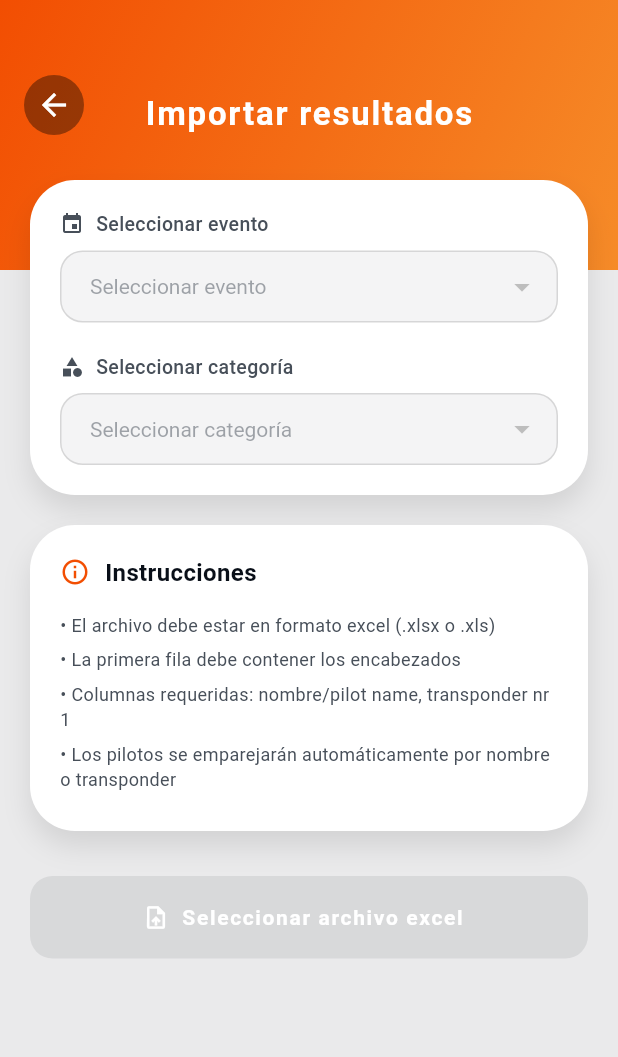
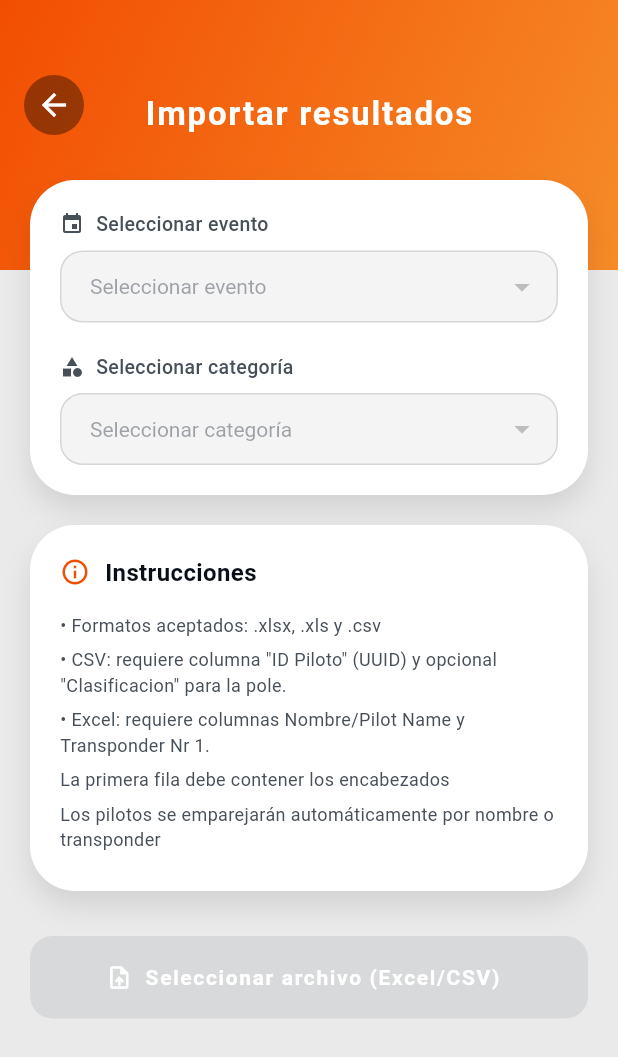
Before and after one commit to AlbaVidalEsteve/RCSync, a Flutter app: the ImportResultsView screen opened directly, on a phone screen of 412 x 824 dp. Shown: the top 1057 px of the screen. Run offline on Flutter 3.47's test engine with Material 3 defaults, Android fonts, the phone set to English and light mode, and no system bars; our stand-ins replace cached_network_image, csv, file_picker, flutter_dotenv, flutter_map, get and 4 more; missing offline and left inert: excel, flutter_neat_and_clean_calendar; accounts and stored records are empty.

Commit message:
Subir resultados en CSV

```diff
--- a/rcsync/lib/app/data/models/race_result_import_model.dart
+++ b/rcsync/lib/app/data/models/race_result_import_model.dart
@@ -5,6 +5,8 @@ class RaceResultImport {
   final int? laps;
   final String? bestLap;
   final int? points;
+  final String? idProfile;
+  final int? qualyPosition;
 
   RaceResultImport({
     required this.position,
@@ -13,9 +15,12 @@ class RaceResultImport {
     this.laps,
     this.bestLap,
     this.points,
+    this.idProfile,
+    this.qualyPosition,
   });
 
   factory RaceResultImport.fromExcel(Map<String, dynamic> row, int index) {
+    // Excel
     return RaceResultImport(
       position: index + 1,
       pilotName: row['Nombre']?.toString() ?? row['Pilot Name']?.toString() ?? '',
@@ -23,6 +28,22 @@ class RaceResultImport {
       laps: int.tryParse(row['Laps']?.toString() ?? row['Vueltas']?.toString() ?? '0'),
       bestLap: row['Best Lap']?.toString() ?? row['Mejor Vuelta']?.toString(),
       points: int.tryParse(row['Points']?.toString() ?? row['Puntos']?.toString() ?? '0'),
+      idProfile: null,
+      qualyPosition: null,
+    );
+  }
+
+  // CSV
+  factory RaceResultImport.fromCsvRow(Map<String, dynamic> row, int position, {int? qualyPosition}) {
+    return RaceResultImport(
+      position: position,
+      pilotName: row['Piloto']?.toString() ?? '',
+      transponderNumber: int.tryParse(row['Transponder']?.toString() ?? '0'),
+      laps: int.tryParse(row['Laps']?.toString() ?? row['Vueltas']?.toString() ?? '0'),
+      bestLap: row['Best Lap']?.toString() ?? row['Mejor Vuelta']?.toString(),
+      points: int.tryParse(row['Points']?.toString() ?? row['Puntos']?.toString() ?? '0'),
+      idProfile: row['ID Piloto']?.toString(),
+      qualyPosition: qualyPosition,
     );
   }
 }
--- a/rcsync/lib/app/modules/admin_dashboard/views/import_results_view.dart
+++ b/rcsync/lib/app/modules/admin_dashboard/views/import_results_view.dart
@@ -15,7 +15,6 @@ class ImportResultsView extends GetView<ImportResultsController> {
       backgroundColor: RCColors.background,
       body: Column(
         children: [
-          // Header standard
           Stack(
             children: [
               Container(
@@ -40,7 +39,6 @@ class ImportResultsView extends GetView<ImportResultsController> {
                   ),
                 ),
               ),
-              // Botón de volver
               Positioned(
                 top: 50,
                 left: 16,
@@ -54,8 +52,6 @@ class ImportResultsView extends GetView<ImportResultsController> {
               ),
             ],
           ),
-
-          // Contenido
           Expanded(
             child: SingleChildScrollView(
               child: Transform.translate(
@@ -64,7 +60,6 @@ class ImportResultsView extends GetView<ImportResultsController> {
                   padding: const EdgeInsets.symmetric(horizontal: 20),
                   child: Column(
                     children: [
-                      // tarjeta seleccion
                       Container(
                         padding: const EdgeInsets.all(20),
                         decoration: BoxDecoration(
@@ -80,7 +75,6 @@ class ImportResultsView extends GetView<ImportResultsController> {
                         ),
                         child: Column(
                           children: [
-                            // Seleccionar Evento
                             _buildSelectionField(
                               label: 'select_event'.tr,
                               icon: Icons.event,
@@ -100,8 +94,6 @@ class ImportResultsView extends GetView<ImportResultsController> {
                               )),
                             ),
                             const SizedBox(height: 20),
-
-                            // Seleccionar Categoría
                             _buildSelectionField(
                               label: 'select_category'.tr,
                               icon: Icons.category,
@@ -123,10 +115,7 @@ class ImportResultsView extends GetView<ImportResultsController> {
                           ],
                         ),
                       ),
-
                       const SizedBox(height: 20),
-
-                      // tarjeta instrucciones
                       Container(
                         padding: const EdgeInsets.all(20),
                         decoration: BoxDecoration(
@@ -158,17 +147,15 @@ class ImportResultsView extends GetView<ImportResultsController> {
                               ],
                             ),
                             const SizedBox(height: 15),
-                            _buildInstructionItem('• ${'file_format_info'.tr}'),
-                            _buildInstructionItem('• ${'headers_info'.tr}'),
-                            _buildInstructionItem('• ${'columns_info'.tr}'),
-                            _buildInstructionItem('• ${'matching_info'.tr}'),
+                            _buildInstructionItem('${'file_format_info'.tr}'),
+                            _buildInstructionItem('${'csv_format_info'.tr}'),
+                            _buildInstructionItem('${'excel_format_info'.tr}'),
+                            _buildInstructionItem('${'headers_info'.tr}'),
+                            _buildInstructionItem('${'matching_info'.tr}'),
                           ],
                         ),
                       ),
-
                       const SizedBox(height: 30),
-
-                      // boton importar (estilo rcbutton)
                       Obx(() => SizedBox(
                         width: double.infinity,
                         height: 55,
@@ -193,7 +180,7 @@ class ImportResultsView extends GetView<ImportResultsController> {
                           ),
                           child: ElevatedButton.icon(
                             onPressed: controller.selectedEvent.value != null && controller.selectedCategory.value != null && !controller.isLoading.value
-                                ? () => controller.pickAndImportExcel()
+                                ? () => controller.pickAndImportFile()
                                 : null,
                             icon: controller.isLoading.value
                                 ? const SizedBox(
@@ -203,7 +190,7 @@ class ImportResultsView extends GetView<ImportResultsController> {
                             )
                                 : Icon(Icons.upload_file, color: Colors.white),
                             label: Text(
-                              controller.isLoading.value ? 'loading'.tr : 'select_excel_file'.tr,
+                              controller.isLoading.value ? 'loading'.tr : 'import_file'.tr,
                               style: const TextStyle(
                                 fontSize: 14,
                                 color: Colors.white,
@@ -219,7 +206,6 @@ class ImportResultsView extends GetView<ImportResultsController> {
                           ),
                         ),
                       )),
-
                       const SizedBox(height: 50),
                     ],
                   ),
--- a/rcsync/lib/core/values/languages.dart
+++ b/rcsync/lib/core/values/languages.dart
@@ -180,13 +180,15 @@ class Languages extends Translations {
       'reg_cancel': 'Cancelar',
       'reg_select': 'Selecciona...',
 
-      // Importar Resultados
+      // Importar Resultados (MODIFICADO)
       'import_results': 'Importar resultados',
       'select_event': 'Seleccionar evento',
       'select_category': 'Seleccionar categoría',
-      'select_excel_file': 'Seleccionar archivo excel',
+      'import_file': 'Seleccionar archivo (Excel/CSV)',
       'import_instructions': 'Instrucciones',
-      'file_format_info': 'El archivo debe estar en formato excel (.xlsx o .xls)',
+      'file_format_info': '• Formatos aceptados: .xlsx, .xls y .csv',
+      'csv_format_info': '• CSV: requiere columna "ID Piloto" (UUID) y opcional "Clasificacion" para la pole.',
+      'excel_format_info': '• Excel: requiere columnas Nombre/Pilot Name y Transponder Nr 1.',
       'headers_info': 'La primera fila debe contener los encabezados',
       'columns_info': 'Columnas requeridas: nombre/pilot name, transponder nr 1',
       'matching_info': 'Los pilotos se emparejarán automáticamente por nombre o transponder',
@@ -368,13 +370,15 @@ class Languages extends Translations {
       'reg_cancel': 'Cancel',
       'reg_select': 'Select...',
 
-      // Import Results
+      // Import Results (MODIFIED)
       'import_results': 'Import results',
       'select_event': 'Select event',
       'select_category': 'Select category',
-      'select_excel_file': 'Select excel file',
+      'import_file': 'Select file (Excel/CSV)',
       'import_instructions': 'Instructions',
-      'file_format_info': 'File must be in excel format (.xlsx or .xls)',
+      'file_format_info': '• Supported formats: .xlsx, .xls and .csv',
+      'csv_format_info': '• CSV: requires "ID Piloto" (UUID) column and optional "Clasificacion" for pole.',
+      'excel_format_info': '• Excel: requires Nombre/Pilot Name and Transponder Nr 1 columns.',
       'headers_info': 'First row must contain headers',
       'columns_info': 'Required columns: nombre/pilot name, transponder nr 1',
       'matching_info': 'Pilots will be automatically matched by name or transponder',
@@ -556,13 +560,15 @@ class Languages extends Translations {
       'reg_cancel': 'Cancel·lar',
       'reg_select': 'Selecciona...',
 
-      // Importar Resultats
+      // Importar Resultats (MODIFICAT)
       'import_results': 'Importar resultats',
       'select_event': 'Seleccionar esdeveniment',
       'select_category': 'Seleccionar categoria',
-      'select_excel_file': 'Seleccionar fitxer excel',
+      'import_file': 'Seleccionar fitxer (Excel/CSV)',
       'import_instructions': 'Instruccions',
-      'file_format_info': 'El fitxer ha d\'estar en format excel (.xlsx o .xls)',
+      'file_format_info': '• Formats acceptats: .xlsx, .xls i .csv',
+      'csv_format_info': '• CSV: requereix columna "ID Piloto" (UUID) i opcional "Clasificacion" per a la pole.',
+      'excel_format_info': '• Excel: requereix columnes Nombre/Pilot Name i Transponder Nr 1.',
       'headers_info': 'La primera fila ha de contenir les capçaleres',
       'columns_info': 'Columnes requerides: nombre/pilot name, transponder nr 1',
       'matching_info': 'Els pilots s\'emparellaran automàticament per nom o transponder',
--- a/rcsync/pubspec.yaml
+++ b/rcsync/pubspec.yaml
@@ -27,6 +27,7 @@ dependencies:
   #flutter_image_compress: ^2.1.0
   image: ^4.0.17
   #image_compression_flutter: ^1.0.4
+  csv: ^6.0.0
 
 dev_dependencies:
   change_app_package_name: ^1.5.0
```
Also changed, not shown: rcsync/lib/app/modules/admin_dashboard/controllers/import_results_controller.dart (+181 -22 lines), rcsync/lib/app/modules/admin_dashboard/views/import_results_preview_view.dart (+69 -10 lines), rcsync/pubspec.lock.
